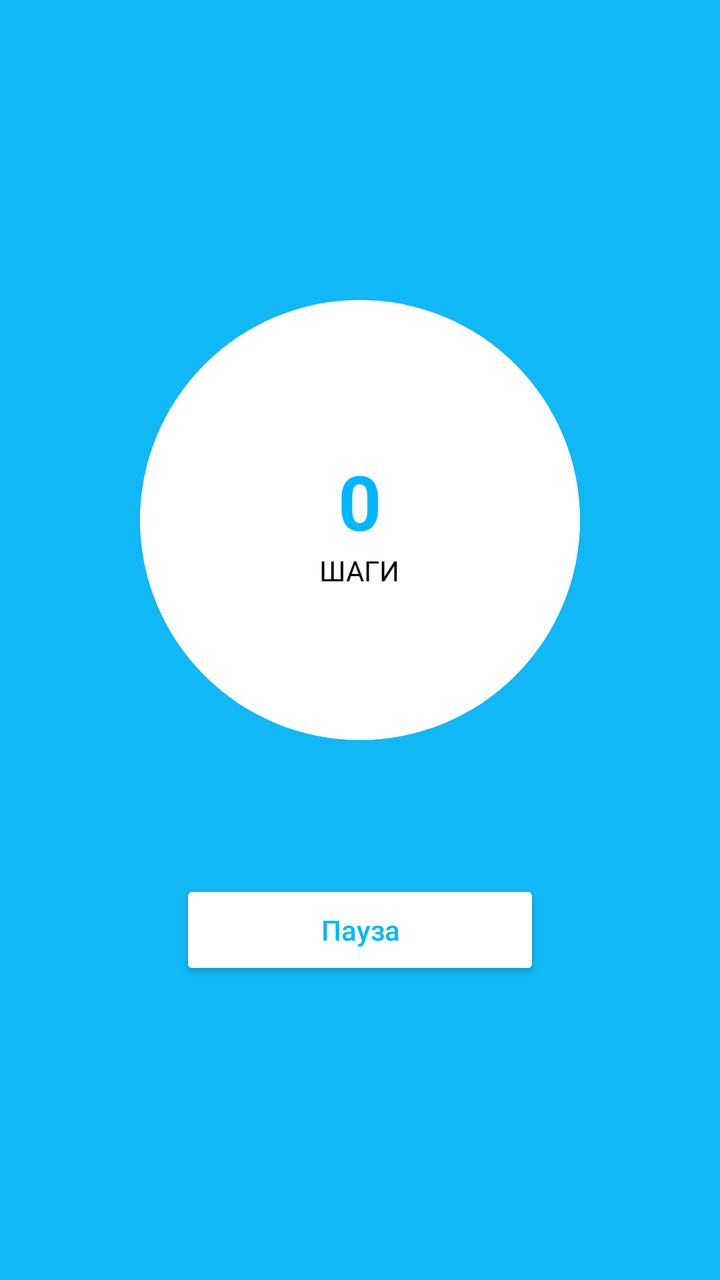
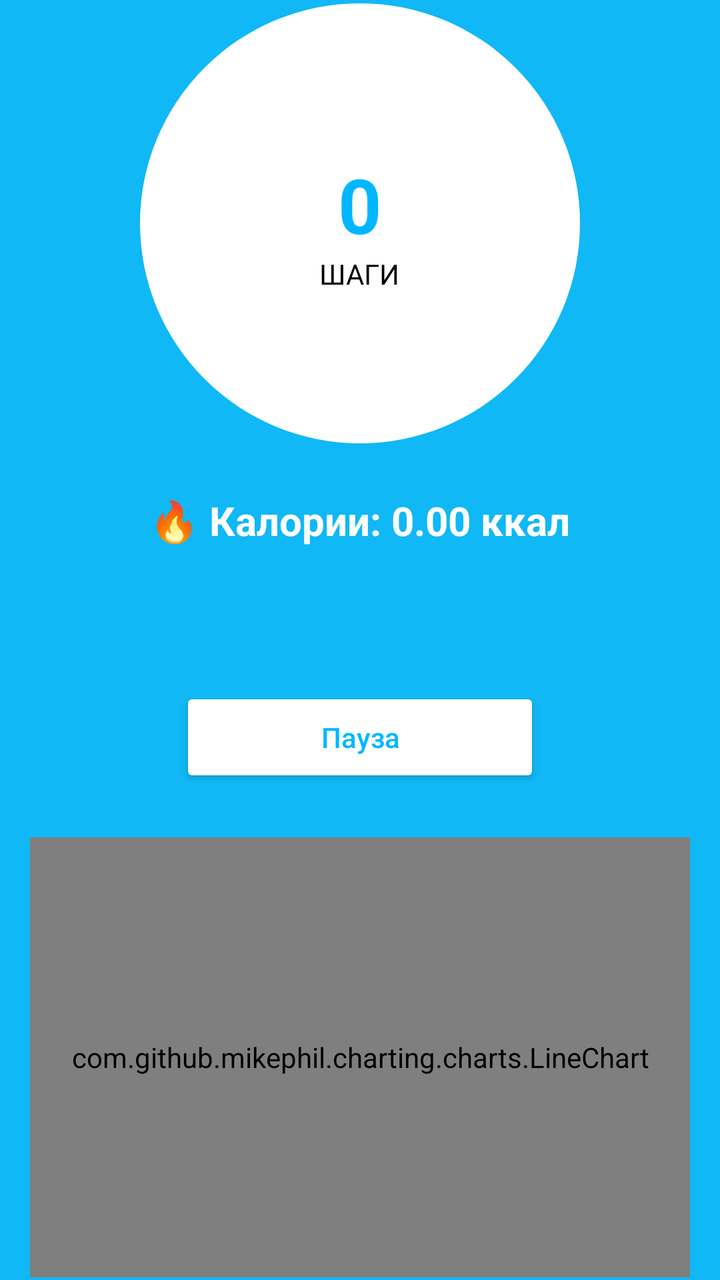

Compare the two renders of this Android layout. The source of the first and the diff that turns it into the second are given below.
<!-- AndroidManifest.xml: application theme Theme.EmptyViewActivity -->
<!-- res/layout/activity_main.xml -->
<?xml version="1.0" encoding="utf-8"?>
<androidx.constraintlayout.widget.ConstraintLayout xmlns:android="http://schemas.android.com/apk/res/android"
    xmlns:app="http://schemas.android.com/apk/res-auto"
    xmlns:tools="http://schemas.android.com/tools"
    android:id="@+id/main"
    android:layout_width="match_parent"
    android:layout_height="match_parent"
    tools:context=".MainActivity"
    android:background="#10B8F5">

    <LinearLayout
        android:layout_width="match_parent"
        android:layout_height="wrap_content"
        android:orientation="vertical"
        android:gravity="center"
        app:layout_constraintTop_toTopOf="parent"
        app:layout_constraintBottom_toBottomOf="parent">

        <LinearLayout
            android:layout_width="220dp"
            android:layout_height="220dp"
            android:background="@drawable/radius"
            android:gravity="center"
            android:orientation="vertical">

            <TextView
                android:id="@+id/txtStep"
                android:layout_width="wrap_content"
                android:layout_height="wrap_content"
                android:text="0"
                android:textSize="38sp"
                android:textStyle="bold"
                android:textColor="#00B7FF"/>

            <TextView
                android:layout_width="wrap_content"
                android:layout_height="wrap_content"
                android:text="ШАГИ"
                android:textColor="#000000"
                android:textSize="14sp"/>

        </LinearLayout>

        <Button
            android:id="@+id/btnPause"
            android:layout_width="180dp"
            android:layout_height="50dp"
            android:layout_marginTop="70dp"
            android:text="Пауза"
            android:textAllCaps="false"
            android:textColor="#00B7FF"
            android:backgroundTint="#FFFFFF"/>

    </LinearLayout>

</androidx.constraintlayout.widget.ConstraintLayout>
<!-- resources referenced by this layout -->
<resources>
  <!-- drawable radius (drawable) -->
  <?xml version="1.0" encoding="utf-8"?>
  <shape xmlns:android="http://schemas.android.com/apk/res/android">
  
      <solid android:color="#FFFFFF"/>
  
      <corners android:radius="120dp"/>
  
  </shape>
  <style name="Theme.EmptyViewActivity" parent="Theme.Material3.Light.NoActionBar" />
</resources>

<!-- the commit's change to res/layout/activity_main.xml (unified diff, before → after) -->
@@ -41,6 +41,16 @@
 
         </LinearLayout>
 
+        <TextView
+            android:id="@+id/txtCalories"
+            android:layout_width="wrap_content"
+            android:layout_height="wrap_content"
+            android:layout_marginTop="25dp"
+            android:text="🔥 Калории: 0.00 ккал"
+            android:textColor="#FFFFFF"
+            android:textStyle="bold"
+            android:textSize="20sp"/>
+
         <Button
             android:id="@+id/btnPause"
             android:layout_width="180dp"
@@ -51,6 +61,13 @@
             android:textColor="#00B7FF"
             android:backgroundTint="#FFFFFF"/>
 
+
+        <com.github.mikephil.charting.charts.LineChart
+            android:id="@+id/stepChart"
+            android:layout_width="330dp"
+            android:layout_height="220dp"
+            android:layout_marginTop="25dp"/>
+
     </LinearLayout>
 
 </androidx.constraintlayout.widget.ConstraintLayout>
